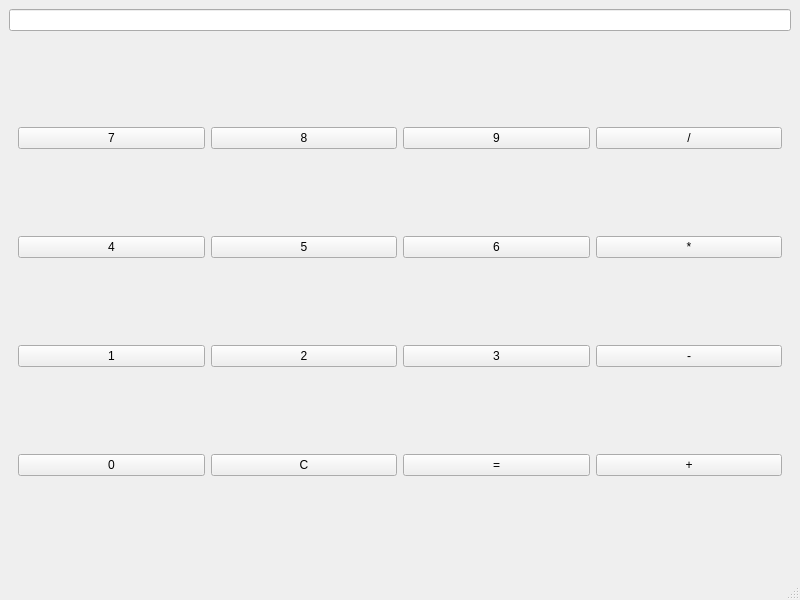
The window that mainwindow.ui (Karen2485/qt-calculator) describes before a commit, drawn with Qt 5.
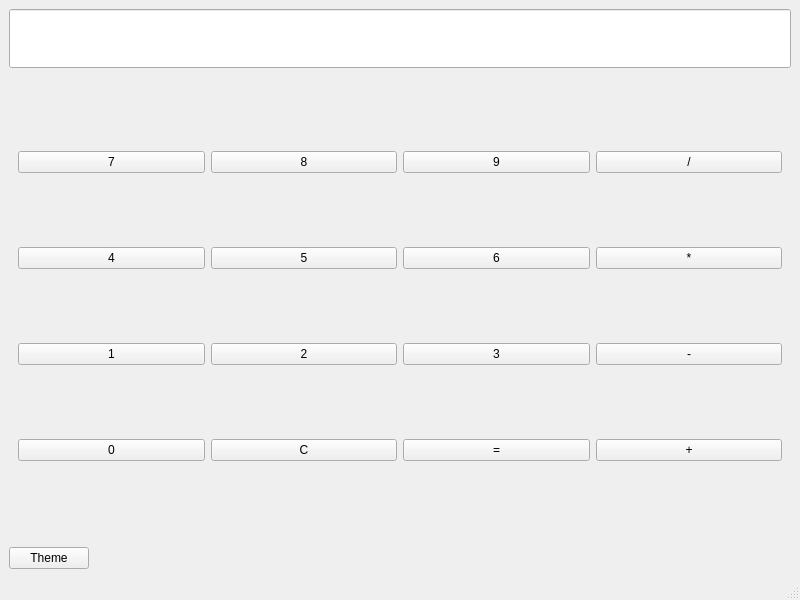
The same window after the commit.

```diff
--- a/mainwindow.ui
+++ b/mainwindow.ui
@@ -2,6 +2,9 @@
 <ui version="4.0">
  <class>MainWindow</class>
  <widget class="QMainWindow" name="MainWindow">
+  <property name="enabled">
+   <bool>true</bool>
+  </property>
   <property name="geometry">
    <rect>
     <x>0</x>
@@ -14,8 +17,31 @@
    <string>MainWindow</string>
   </property>
   <widget class="QWidget" name="centralwidget">
-   <layout class="QGridLayout" name="gridLayout">
-    <item row="1" column="0">
+   <layout class="QVBoxLayout" name="verticalLayout">
+    <item>
+     <widget class="QLineEdit" name="Display">
+      <property name="minimumSize">
+       <size>
+        <width>0</width>
+        <height>55</height>
+       </size>
+      </property>
+      <property name="font">
+       <font>
+        <family>Roman</family>
+        <pointsize>28</pointsize>
+        <bold>true</bold>
+       </font>
+      </property>
+      <property name="alignment">
+       <set>Qt::AlignmentFlag::AlignRight|Qt::AlignmentFlag::AlignTrailing|Qt::AlignmentFlag::AlignVCenter</set>
+      </property>
+      <property name="readOnly">
+       <bool>true</bool>
+      </property>
+     </widget>
+    </item>
+    <item>
      <widget class="QWidget" name="widget" native="true">
       <layout class="QGridLayout" name="gridLayout_2">
        <item row="1" column="2">
@@ -133,14 +159,14 @@
       </layout>
      </widget>
     </item>
-    <item row="0" column="0">
-     <widget class="QLineEdit" name="Display">
-      <property name="alignment">
-       <set>Qt::AlignmentFlag::AlignRight|Qt::AlignmentFlag::AlignTrailing|Qt::AlignmentFlag::AlignVCenter</set>
-      </property>
-      <property name="readOnly">
+    <item alignment="Qt::AlignmentFlag::AlignLeft">
+     <widget class="QPushButton" name="pushButton_theme">
+      <property name="enabled">
        <bool>true</bool>
       </property>
+      <property name="text">
+       <string>Theme</string>
+      </property>
      </widget>
     </item>
    </layout>
```
Left out of the diff: 56 changed lines with no effect on the pictures.
